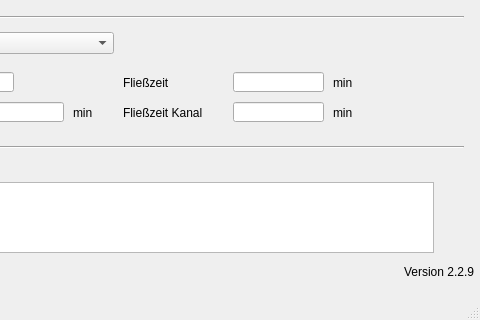
hoettges/QKan, file qkan/database/templates/flaechen.ui: the form before one commit; both pictures show x 167 to 647 and y 188 to 508 of the 647 by 508 pixel window.
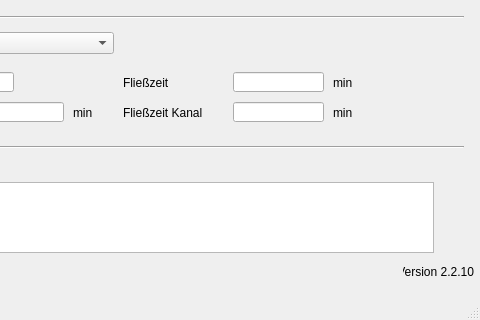
The form after the commit. Custom widgets are drawn as their Qt base class.

```diff
--- a/qkan/database/templates/flaechen.ui
+++ b/qkan/database/templates/flaechen.ui
@@ -420,7 +420,7 @@
      <string>Version QKan Import</string>
     </property>
     <property name="text">
-     <string>Version 2.2.9</string>
+     <string>Version 2.2.10</string>
     </property>
     <property name="alignment">
      <set>Qt::AlignRight|Qt::AlignTrailing|Qt::AlignVCenter</set>
```
